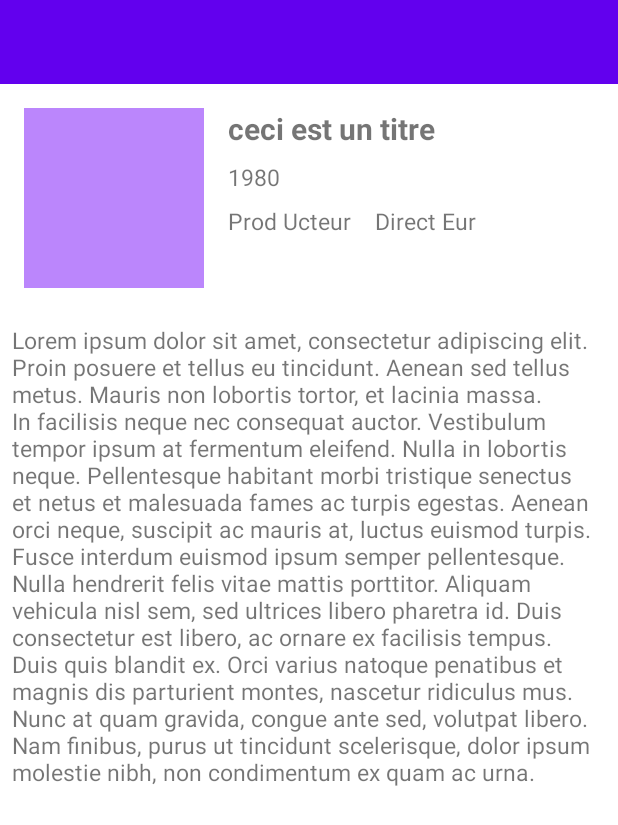
After one commit to rchdAlex/testIDEAN, an Android app: the layout activity_detail_film.xml on its own in the app's theme, with its tools: preview values and no code run, on a phone screen of 412 x 824 dp. The commit adds this screen. Shown: the top 825 px of the screen. Run offline under Robolectric (Android 15) with nearby library versions, the phone set to English and light mode, and no system bars.

Commit message:
modif ihm LISTE-RG-04 LISTE-RG-08 DETAIL-RG-05

```diff
--- a/app/src/main/AndroidManifest.xml
+++ b/app/src/main/AndroidManifest.xml
@@ -2,7 +2,7 @@
 <manifest xmlns:android="http://schemas.android.com/apk/res/android"
     package="com.example.testtechniqueidean">
 
-    <uses-permission android:name="android.permission.INTERNET"/>
+    <uses-permission android:name="android.permission.INTERNET" />
 
     <application
         android:allowBackup="true"
@@ -11,6 +11,8 @@
         android:roundIcon="@mipmap/ic_launcher_round"
         android:supportsRtl="true"
         android:theme="@style/Theme.TestTechniqueIDEAN">
+        <activity android:name=".DetailFilmActivity"
+            android:parentActivityName=".MainActivity"></activity>
         <activity android:name=".MainActivity">
             <intent-filter>
                 <action android:name="android.intent.action.MAIN" />
--- a/app/src/main/java/com/example/testtechniqueidean/ghibliFilmAdapter.kt
+++ b/app/src/main/java/com/example/testtechniqueidean/ghibliFilmAdapter.kt
@@ -5,6 +5,7 @@ import android.view.View
 import android.view.ViewGroup
 import android.widget.ImageView
 import android.widget.TextView
+import androidx.cardview.widget.CardView
 import androidx.recyclerview.widget.RecyclerView
 import com.example.testtechniqueidean.api.ApiData
 
@@ -14,6 +15,7 @@ RecyclerView.Adapter<ghibliFilmAdapter.ViewHolder>(){
 
 
     class ViewHolder(itemView: View):RecyclerView.ViewHolder(itemView){
+        val cardView = itemView.findViewById<CardView>(R.id.card_view)
         val title_View = itemView.findViewById<TextView>(R.id.title_film)
         val released_date_View = itemView.findViewById<TextView>(R.id.released_date)
         val image_film_View = itemView.findViewById<ImageView>(R.id.image_film)
@@ -27,6 +29,8 @@ RecyclerView.Adapter<ghibliFilmAdapter.ViewHolder>(){
     override fun onBindViewHolder(holder: ViewHolder, position: Int) {
         val film = films[position]
         holder.apply {
+            cardView.setOnClickListener(itemClickListener)
+            cardView.tag = position
             title_View.text = film.title
             released_date_View.text= film.release_date.toString()
         }
--- /dev/null
+++ b/app/src/main/res/drawable/ic_baseline_favorite_24.xml
@@ -0,0 +1,5 @@
+<vector android:alpha="0.87" android:height="24dp"
+    android:tint="#B71C1C" android:viewportHeight="24"
+    android:viewportWidth="24" android:width="24dp" xmlns:android="http://schemas.android.com/apk/res/android">
+    <path android:fillColor="@android:color/white" android:pathData="M12,21.35l-1.45,-1.32C5.4,15.36 2,12.28 2,8.5 2,5.42 4.42,3 7.5,3c1.74,0 3.41,0.81 4.5,2.09C13.09,3.81 14.76,3 16.5,3 19.58,3 22,5.42 22,8.5c0,3.78 -3.4,6.86 -8.55,11.54L12,21.35z"/>
+</vector>
--- /dev/null
+++ b/app/src/main/res/drawable/ic_baseline_favorite_border_24.xml
@@ -0,0 +1,5 @@
+<vector android:alpha="0.76" android:height="24dp"
+    android:tint="#B71C1C" android:viewportHeight="24"
+    android:viewportWidth="24" android:width="24dp" xmlns:android="http://schemas.android.com/apk/res/android">
+    <path android:fillColor="@android:color/white" android:pathData="M16.5,3c-1.74,0 -3.41,0.81 -4.5,2.09C10.91,3.81 9.24,3 7.5,3 4.42,3 2,5.42 2,8.5c0,3.78 3.4,6.86 8.55,11.54L12,21.35l1.45,-1.32C18.6,15.36 22,12.28 22,8.5 22,5.42 19.58,3 16.5,3zM12.1,18.55l-0.1,0.1 -0.1,-0.1C7.14,14.24 4,11.39 4,8.5 4,6.5 5.5,5 7.5,5c1.54,0 3.04,0.99 3.57,2.36h1.87C13.46,5.99 14.96,5 16.5,5c2,0 3.5,1.5 3.5,3.5 0,2.89 -3.14,5.74 -7.9,10.05z"/>
+</vector>
--- /dev/null
+++ b/app/src/main/res/drawable/toggle_selector.xml
@@ -0,0 +1,5 @@
+<?xml version="1.0" encoding="utf-8"?>
+<selector xmlns:android="http://schemas.android.com/apk/res/android">
+<item android:drawable="@drawable/ic_baseline_favorite_border_24" android:state_checked="false"/>
+    <item android:drawable="@drawable/ic_baseline_favorite_24" android:state_checked="true"/>
+</selector>
--- /dev/null
+++ b/app/src/main/res/layout/activity_detail_film.xml
@@ -0,0 +1,93 @@
+<?xml version="1.0" encoding="utf-8"?>
+<androidx.constraintlayout.widget.ConstraintLayout
+    xmlns:android="http://schemas.android.com/apk/res/android"
+    xmlns:app="http://schemas.android.com/apk/res-auto"
+    xmlns:tools="http://schemas.android.com/tools"
+    android:layout_width="match_parent"
+    android:layout_height="wrap_content"
+    tools:context=".DetailFilmActivity">
+
+    <androidx.appcompat.widget.Toolbar
+        android:id="@+id/toolbar"
+        android:layout_width="match_parent"
+        android:layout_height="?attr/actionBarSize"
+        android:background="?attr/colorPrimary"
+        app:layout_constraintTop_toTopOf="parent" />
+
+    <ImageView
+        android:id="@+id/image_film_detail"
+        android:layout_width="120dp"
+        android:layout_height="120dp"
+        android:layout_margin="16dp"
+        app:layout_constraintLeft_toLeftOf="parent"
+        app:layout_constraintTop_toBottomOf="@id/toolbar"
+        tools:src="@color/purple_200"/>
+
+    <TextView
+        android:id="@+id/title_film_detail"
+        android:layout_width="wrap_content"
+        android:layout_height="wrap_content"
+        android:layout_marginLeft="16dp"
+        android:textSize="20sp"
+        android:textStyle="bold"
+        app:layout_constraintLeft_toRightOf="@id/image_film_detail"
+        app:layout_constraintTop_toTopOf="@id/image_film_detail"
+        tools:text="@string/test_title" />
+
+    <ToggleButton
+        android:layout_width="25dp"
+        android:layout_height="25dp"
+        android:layout_margin="32dp"
+        app:layout_constraintLeft_toRightOf="@id/title_film_detail"
+        app:layout_constraintTop_toTopOf="@id/title_film_detail"
+        app:layout_constraintBottom_toBottomOf="@id/title_film_detail"
+        android:textOff=""
+        android:textOn=""
+        android:onClick="onClickAddFavoriteFilm"
+        android:background="@drawable/toggle_selector"/>
+
+    <TextView
+        android:id="@+id/released_date_detail"
+        android:layout_width="wrap_content"
+        android:layout_height="wrap_content"
+        android:layout_marginLeft="16dp"
+        android:layout_marginTop="8dp"
+        android:textSize="15sp"
+        app:layout_constraintLeft_toRightOf="@id/image_film_detail"
+        app:layout_constraintTop_toBottomOf="@id/title_film_detail"
+        tools:text="@string/test_date" />
+
+    <TextView
+        android:id="@+id/produtor_detail"
+        android:layout_width="wrap_content"
+        android:layout_height="wrap_content"
+        android:layout_marginLeft="16dp"
+        android:layout_marginTop="8dp"
+        android:textSize="15sp"
+        app:layout_constraintLeft_toRightOf="@id/image_film_detail"
+        app:layout_constraintTop_toBottomOf="@id/released_date_detail"
+        tools:text="@string/test_producteur" />
+
+    <TextView
+        android:id="@+id/director_detail"
+        android:layout_width="wrap_content"
+        android:layout_height="wrap_content"
+        android:layout_marginLeft="16dp"
+        android:layout_marginTop="8dp"
+        android:textSize="15sp"
+        app:layout_constraintLeft_toRightOf="@id/produtor_detail"
+        app:layout_constraintTop_toBottomOf="@id/released_date_detail"
+        tools:text="@string/test_directeur" />
+
+    <TextView
+        android:id="@+id/description_film_detail"
+        android:layout_width="match_parent"
+        android:layout_height="wrap_content"
+        android:layout_marginTop="16dp"
+        android:padding="8dp"
+        android:textSize="15sp"
+        app:layout_constraintTop_toBottomOf="@id/image_film_detail"
+        tools:text="@string/test_description" />
+
+
+</androidx.constraintlayout.widget.ConstraintLayout>
--- a/app/src/main/res/values/themes.xml
+++ b/app/src/main/res/values/themes.xml
@@ -1,6 +1,6 @@
 <resources xmlns:tools="http://schemas.android.com/tools">
     <!-- Base application theme. -->
-    <style name="Theme.TestTechniqueIDEAN" parent="Theme.MaterialComponents.DayNight.DarkActionBar">
+    <style name="Theme.TestTechniqueIDEAN" parent="Theme.MaterialComponents.DayNight.NoActionBar">
         <!-- Primary brand color. -->
         <item name="colorPrimary">@color/purple_500</item>
         <item name="colorPrimaryVariant">@color/purple_700</item>
```
Also changed, not shown: app/src/main/java/com/example/testtechniqueidean/DetailFilmActivity.kt (added, +60 -0 lines), app/src/main/java/com/example/testtechniqueidean/MainActivity.kt (+39 -3 lines), app/src/main/java/com/example/testtechniqueidean/api/ApiData.kt (+46 -7 lines), app/src/main/res/layout/activity_main.xml (+9 -2 lines), app/src/main/res/layout/item_list_film.xml (+6 -6 lines), app/src/main/res/menu/activity_film_detail.xml (added, +11 -0 lines), app/src/main/res/drawable/castle_poster.jpg (added), app/src/main/res/drawable/grave_of_the_fireflies.jpg (added), app/src/main/res/drawable/kikis_delivery_service.jpg (added), app/src/main/res/drawable/my_neighbor_totoro.jpg (added), app/src/main/res/drawable/only_yesterday.jpg (added), app/src/main/res/drawable/porco_rosse.jpg (added).
